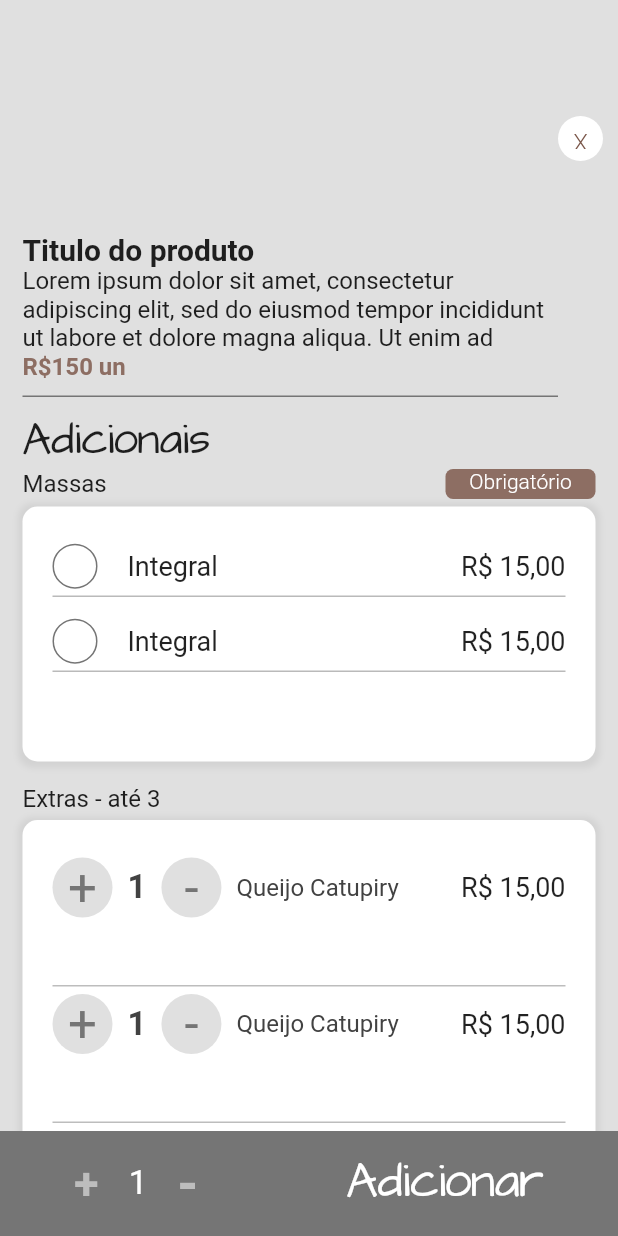
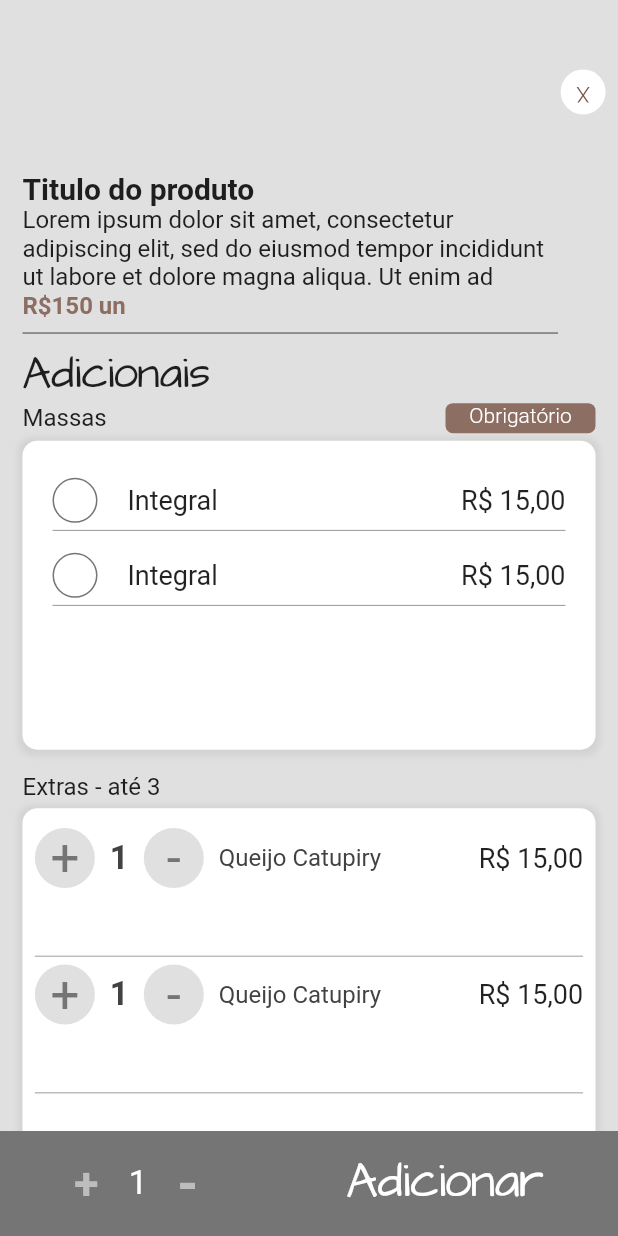
Before and after one commit to deividepaulino1/dj-pedido, a Flutter app: the AdicionaisModal widget shown alone on an empty page, opened directly, on a phone screen of 412 x 824 dp. Run offline on Flutter 3.47's test engine with Material 2 defaults, Android fonts, the phone set to English and light mode, and no system bars; our stand-ins replace responsive_sizer, shared_preferences; missing offline and left inert: qr_code_scanner; accounts and stored records are empty; Roboto replaces fonts that are missing (none); project files that could hold a hidden picture were left out.

Commit message:
layout responsivo

```diff
--- /dev/null
+++ b/lib/data/controllers/mesas-service.dart
@@ -0,0 +1,3 @@
+class MesasController {
+  mesaAtiva() {}
+}
--- a/lib/mobile/components/buttons/action-button/close-button.dart
+++ b/lib/mobile/components/buttons/action-button/close-button.dart
@@ -1,4 +1,5 @@
 import 'package:flutter/material.dart';
+import 'package:responsive_sizer/responsive_sizer.dart';
 
 class DjCloseButton extends StatelessWidget {
   const DjCloseButton({Key? key}) : super(key: key);
@@ -8,7 +9,7 @@ class DjCloseButton extends StatelessWidget {
     return Container(
       height: 30,
       width: 30,
-      margin: EdgeInsets.only(right: 10, top: 30),
+      margin: EdgeInsets.only(right: Adaptive.h(1), top: Adaptive.h(1)),
       child: TextButton(
         child: Text(
           'X',
--- a/lib/mobile/components/modals/adicionais-modal.dart
+++ b/lib/mobile/components/modals/adicionais-modal.dart
@@ -5,15 +5,18 @@ import 'package:dj_pedido/mobile/components/buttons/adicionar-produto.dart';
 import 'package:dj_pedido/mobile/components/produto-adicional/extras-adicional.dart';
 import 'package:dj_pedido/mobile/components/produto-adicional/produto-adicional.dart';
 import 'package:flutter/material.dart';
+import 'package:responsive_sizer/responsive_sizer.dart';
 
 class AdicionaisModal extends StatelessWidget {
   const AdicionaisModal({Key? key}) : super(key: key);
 
   @override
   Widget build(BuildContext context) {
-    return Stack(
+    return SingleChildScrollView(
+      child: Stack(
         children: [
           Container(
+            height: Adaptive.h(100),
             color: Colors.grey[300],
             child: Center(
               child: Column(
@@ -30,7 +33,7 @@ class AdicionaisModal extends StatelessWidget {
                         decoration: BoxDecoration(
                           border: Border(
                             bottom: BorderSide(
-                            //                   <--- left side
+                              //                   <--- lado esquerdo
                               color: Colors.grey.shade600,
                               width: 1,
                             ),
@@ -66,13 +69,13 @@ class AdicionaisModal extends StatelessWidget {
                               ),
                             ),
                             SizedBox(
-                            height: 10,
+                              height: Adaptive.h(1),
                             ),
                           ],
                         ),
                       ),
                       SizedBox(
-                      height: 10,
+                        height: Adaptive.h(1),
                       ),
                       Container(
                         width: MediaQuery.of(context).size.width,
@@ -119,7 +122,7 @@ class AdicionaisModal extends StatelessWidget {
                         ),
                       ),
                       Container(
-                      height: 170,
+                        height: Adaptive.h(25),
                         margin: EdgeInsets.only(left: 15, right: 15, top: 5),
                         decoration: BoxDecoration(
                           boxShadow: [
@@ -127,7 +130,8 @@ class AdicionaisModal extends StatelessWidget {
                               color: Colors.grey.withOpacity(0.2),
                               spreadRadius: 3,
                               blurRadius: 3,
-                            offset: Offset(0, 1), // changes position of shadow
+                              offset:
+                                  Offset(0, 1), // changes position of shadow
                             )
                           ],
                           color: Colors.white,
@@ -166,7 +170,7 @@ class AdicionaisModal extends StatelessWidget {
                       ),
                       //chegou até aqui
                       Container(
-                      height: 230,
+                        height: Adaptive.h(30),
                         margin: EdgeInsets.only(left: 15, right: 15, top: 5),
                         decoration: BoxDecoration(
                           boxShadow: [
@@ -174,14 +178,15 @@ class AdicionaisModal extends StatelessWidget {
                               color: Colors.grey.withOpacity(0.2),
                               spreadRadius: 3,
                               blurRadius: 3,
-                            offset: Offset(0, 1), // changes position of shadow
+                              offset:
+                                  Offset(0, 1), // changes position of shadow
                             )
                           ],
                           color: Colors.white,
                           borderRadius: BorderRadius.circular(10),
                         ),
                         child: Container(
-                        margin: EdgeInsets.all(20),
+                          margin: EdgeInsets.all(Adaptive.h(1)),
                           child: Column(
                             children: [
                               DjExtrasAdicionalComponent(),
@@ -201,6 +206,7 @@ class AdicionaisModal extends StatelessWidget {
             child: DjBtnAdicionarProduto(),
           ),
         ],
+      ),
     );
   }
 }
--- a/lib/mobile/pages/checkout-mesa.dart
+++ b/lib/mobile/pages/checkout-mesa.dart
@@ -1,12 +1,12 @@
 import 'package:dj_pedido/mobile/components/buttons/action-button/action-button.dart';
 import 'package:dj_pedido/mobile/components/linha-produto/linha-produto-preco.dart';
 import 'package:flutter/material.dart';
+import 'package:responsive_sizer/responsive_sizer.dart';
 
 import '../../icomoon_icons.dart';
 import '../components/appbar/app-bar-secundario.dart';
 import '../components/buttons/adicionar-produto-pedido.dart';
 import '../components/card/card.dart';
-import '../components/linha-produto/linha-produto.dart';
 
 class CheckoutMesaPage extends StatelessWidget {
   const CheckoutMesaPage({Key? key}) : super(key: key);
@@ -23,7 +23,7 @@ class CheckoutMesaPage extends StatelessWidget {
             padding: 10,
           ),
           DjCard(
-            altura: 530,
+            altura: Adaptive.h(80),
             filho: Column(
               children: [
                 Padding(
--- a/lib/mobile/pages/detalhes-mesa.dart
+++ b/lib/mobile/pages/detalhes-mesa.dart
@@ -4,6 +4,8 @@ import 'package:dj_pedido/mobile/components/buttons/adicionar-produto-pedido.dar
 import 'package:dj_pedido/mobile/components/card/card.dart';
 import 'package:dj_pedido/mobile/components/linha-produto/linha-produto.dart';
 import 'package:flutter/material.dart';
+import 'package:responsive_sizer/responsive_sizer.dart';
+import 'package:responsive_sizer/responsive_sizer.dart';
 
 class DetalhesMesaPage extends StatelessWidget {
   const DetalhesMesaPage({Key? key}) : super(key: key);
@@ -20,7 +22,7 @@ class DetalhesMesaPage extends StatelessWidget {
             padding: 10,
           ),
           DjCard(
-            altura: 530,
+            altura: Adaptive.h(80),
             filho: Column(
               children: [
                 Padding(
--- a/lib/mobile/pages/produtos-page.dart
+++ b/lib/mobile/pages/produtos-page.dart
@@ -5,6 +5,7 @@ import 'package:dj_pedido/mobile/components/appbar/app-bar-secundario.dart';
 import 'package:dj_pedido/mobile/components/categorias/categorias-produtos.dart';
 import 'package:dj_pedido/mobile/components/select-produto/select-produto.dart';
 import 'package:flutter/material.dart';
+import 'package:responsive_sizer/responsive_sizer.dart';
 
 class ProdutosPage extends StatelessWidget {
   const ProdutosPage({Key? key}) : super(key: key);
@@ -22,13 +23,13 @@ class ProdutosPage extends StatelessWidget {
                 icone1: Icomoon.home,
                 icone2: Icomoon.search2,
                 titulo: 'Produtos',
-                padding: 100,
+                padding: Adaptive.h(10),
               ),
               DjCategoriasComponent(),
               Column(
                 children: [
                   Container(
-                    height: 360,
+                    height: Adaptive.h(61.5),
                     color: Colors.white,
                     child: ListView(
                       // ignore: prefer_const_literals_to_create_immutables
--- a/pubspec.yaml
+++ b/pubspec.yaml
@@ -34,9 +34,11 @@ dependencies:
   # The following adds the Cupertino Icons font to your application.
   # Use with the CupertinoIcons class for iOS style icons.
   cupertino_icons: ^1.0.2
-  google_fonts: ^2.3.3
   qr_flutter: ^4.0.0
   qr_code_scanner: ^0.7.0
+  http: ^0.13.3
+  shared_preferences: ^2.0.6
+  responsive_sizer: ^3.0.8
 
 dev_dependencies:
   flutter_test:
```
Also changed, not shown: lib/data/controllers/login-service.dart (added, +10 -0 lines), lib/main.dart (+6 -2 lines), lib/mobile/components/input/input.dart (+9 -0 lines), lib/mobile/pages/home-page.dart (+5 -3 lines), lib/mobile/pages/init.dart (added, +55 -0 lines), lib/mobile/pages/login-page.dart (+52 -3 lines), pubspec.lock. Lines whose indentation alone changed are shown as unchanged.
